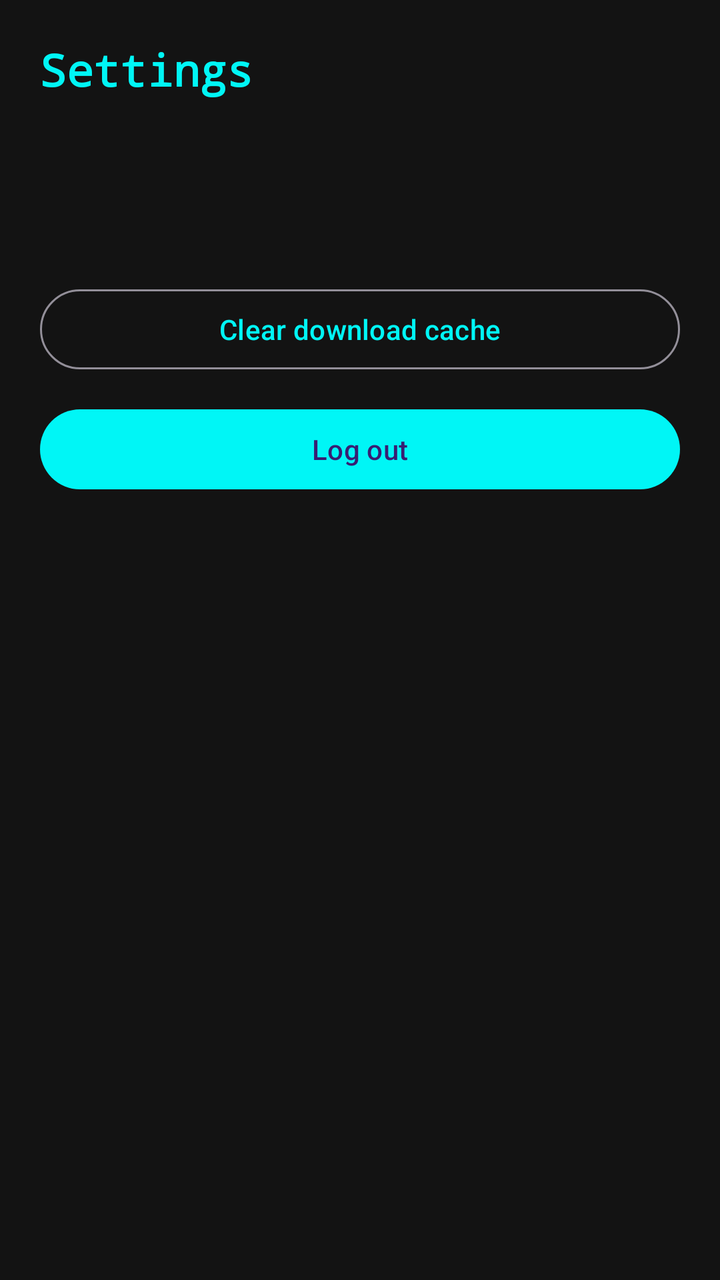
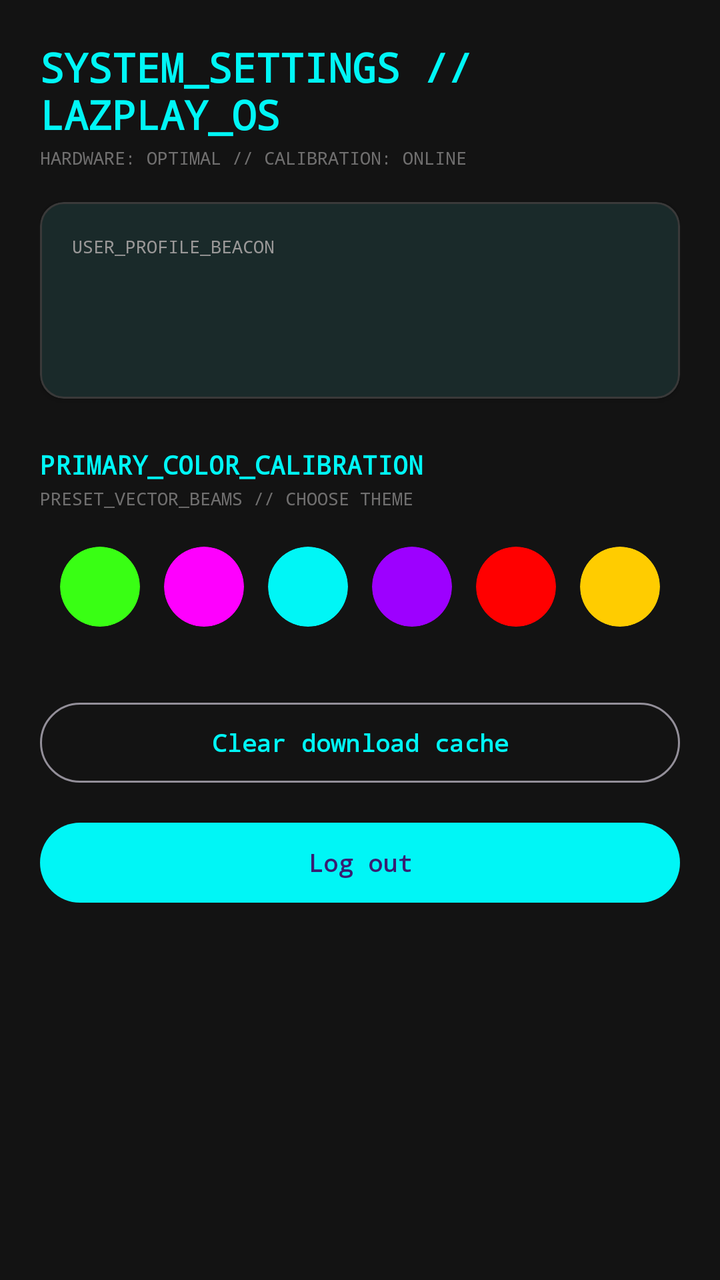

Compare the two renders of this Android layout. The source of the first and the diff that turns it into the second are given below.
<!-- AndroidManifest.xml: application theme Theme.LazPlayLauncher -->
<!-- res/layout/fragment_settings.xml -->
<?xml version="1.0" encoding="utf-8"?>
<ScrollView xmlns:android="http://schemas.android.com/apk/res/android"
    android:layout_width="match_parent"
    android:layout_height="match_parent"
    android:background="@color/background"
    android:padding="20dp">

    <LinearLayout
        android:layout_width="match_parent"
        android:layout_height="wrap_content"
        android:orientation="vertical">

        <TextView
            android:layout_width="wrap_content"
            android:layout_height="wrap_content"
            android:fontFamily="monospace"
            android:text="@string/settings_title"
            android:textColor="@color/primary"
            android:textSize="22sp"
            android:textStyle="bold" />

        <TextView
            android:id="@+id/profileName"
            android:layout_width="match_parent"
            android:layout_height="wrap_content"
            android:layout_marginTop="20dp"
            android:textColor="@color/on_surface"
            android:textSize="18sp" />

        <TextView
            android:id="@+id/profileEmail"
            android:layout_width="match_parent"
            android:layout_height="wrap_content"
            android:layout_marginTop="4dp"
            android:textColor="@color/on_surface_variant" />

        <com.google.android.material.button.MaterialButton
            android:id="@+id/clearCacheButton"
            style="@style/Widget.Material3.Button.OutlinedButton"
            android:layout_width="match_parent"
            android:layout_height="wrap_content"
            android:layout_marginTop="24dp"
            android:text="@string/clear_cache" />

        <com.google.android.material.button.MaterialButton
            android:id="@+id/logoutButton"
            android:layout_width="match_parent"
            android:layout_height="wrap_content"
            android:layout_marginTop="12dp"
            android:text="@string/logout" />
    </LinearLayout>
</ScrollView>
<!-- resources referenced by this layout -->
<resources>
  <color name="background">#131313</color>
  <color name="on_surface">#E5E2E1</color>
  <color name="on_surface_variant">#9A9898</color>
  <color name="primary">#00F6F6</color>
  <string name="clear_cache">Clear download cache</string>
  <string name="logout">Log out</string>
  <string name="settings_title">Settings</string>
  <style name="Theme.LazPlayLauncher" parent="Theme.Material3.Dark.NoActionBar">
          <item name="colorPrimary">@color/primary</item>
          <item name="colorSurface">@color/surface</item>
          <item name="android:colorBackground">@color/background</item>
          <item name="android:statusBarColor">@color/background</item>
          <item name="android:navigationBarColor">@color/surface</item>
      </style>
  <color name="surface">#1C1B1B</color>
</resources>

<!-- the commit's change to res/layout/fragment_settings.xml (unified diff, before → after) -->
@@ -1,5 +1,6 @@
 <?xml version="1.0" encoding="utf-8"?>
 <ScrollView xmlns:android="http://schemas.android.com/apk/res/android"
+    xmlns:app="http://schemas.android.com/apk/res-auto"
     android:layout_width="match_parent"
     android:layout_height="match_parent"
     android:background="@color/background"
@@ -10,36 +11,173 @@
         android:layout_height="wrap_content"
         android:orientation="vertical">
 
+        
+        <TextView
+            android:id="@+id/settingsHeader"
+            android:layout_width="wrap_content"
+            android:layout_height="wrap_content"
+            android:fontFamily="monospace"
+            android:text="SYSTEM_SETTINGS // LAZPLAY_OS"
+            android:textColor="@color/primary"
+            android:textSize="20sp"
+            android:textStyle="bold" />
+
         <TextView
             android:layout_width="wrap_content"
             android:layout_height="wrap_content"
+            android:layout_marginTop="2dp"
             android:fontFamily="monospace"
-            android:text="@string/settings_title"
+            android:text="HARDWARE: OPTIMAL // CALIBRATION: ONLINE"
+            android:textColor="@color/on_surface_variant"
+            android:textSize="9sp"
+            android:alpha="0.7" />
+
+        
+        <com.google.android.material.card.MaterialCardView
+            android:id="@+id/profileCard"
+            android:layout_width="match_parent"
+            android:layout_height="wrap_content"
+            android:layout_marginTop="16dp"
+            app:cardBackgroundColor="@color/surface"
+            app:strokeColor="@color/outline"
+            app:strokeWidth="1dp"
+            app:cardElevation="2dp">
+
+            <LinearLayout
+                android:layout_width="match_parent"
+                android:layout_height="wrap_content"
+                android:orientation="vertical"
+                android:padding="16dp">
+
+                <TextView
+                    android:layout_width="wrap_content"
+                    android:layout_height="wrap_content"
+                    android:fontFamily="monospace"
+                    android:text="USER_PROFILE_BEACON"
+                    android:textColor="@color/on_surface_variant"
+                    android:textSize="9sp" />
+
+                <TextView
+                    android:id="@+id/profileName"
+                    android:layout_width="match_parent"
+                    android:layout_height="wrap_content"
+                    android:layout_marginTop="8dp"
+                    android:textColor="@color/on_surface"
+                    android:textSize="18sp"
+                    android:fontFamily="monospace"
+                    android:textStyle="bold" />
+
+                <TextView
+                    android:id="@+id/profileEmail"
+                    android:layout_width="match_parent"
+                    android:layout_height="wrap_content"
+                    android:layout_marginTop="4dp"
+                    android:textColor="@color/on_surface_variant"
+                    android:fontFamily="monospace"
+                    android:textSize="13sp" />
+            </LinearLayout>
+        </com.google.android.material.card.MaterialCardView>
+
+        
+        <TextView
+            android:id="@+id/colorCalibrationLabel"
+            android:layout_width="wrap_content"
+            android:layout_height="wrap_content"
+            android:layout_marginTop="24dp"
+            android:fontFamily="monospace"
+            android:text="PRIMARY_COLOR_CALIBRATION"
             android:textColor="@color/primary"
-            android:textSize="22sp"
+            android:textSize="13sp"
             android:textStyle="bold" />
 
         <TextView
-            android:id="@+id/profileName"
+            android:layout_width="wrap_content"
+            android:layout_height="wrap_content"
+            android:layout_marginTop="2dp"
+            android:fontFamily="monospace"
+            android:text="PRESET_VECTOR_BEAMS // CHOOSE THEME"
+            android:textColor="@color/on_surface_variant"
+            android:textSize="9sp"
+            android:alpha="0.7" />
+
+        <LinearLayout
             android:layout_width="match_parent"
             android:layout_height="wrap_content"
-            android:layout_marginTop="20dp"
-            android:textColor="@color/on_surface"
-            android:textSize="18sp" />
+            android:orientation="horizontal"
+            android:gravity="center"
+            android:layout_marginTop="12dp">
 
-        <TextView
-            android:id="@+id/profileEmail"
-            android:layout_width="match_parent"
-            android:layout_height="wrap_content"
-            android:layout_marginTop="4dp"
-            android:textColor="@color/on_surface_variant" />
+            <com.google.android.material.card.MaterialCardView
+                android:id="@+id/colorNeonGreen"
+                android:layout_width="40dp"
+                android:layout_height="40dp"
+                android:layout_margin="6dp"
+                app:cardCornerRadius="20dp"
+                app:cardBackgroundColor="#39ff14"
+                app:strokeColor="#FFFFFF"
+                app:strokeWidth="0dp" />
 
+            <com.google.android.material.card.MaterialCardView
+                android:id="@+id/colorCyberPink"
+                android:layout_width="40dp"
+                android:layout_height="40dp"
+                android:layout_margin="6dp"
+                app:cardCornerRadius="20dp"
+                app:cardBackgroundColor="#fe00fe"
+                app:strokeColor="#FFFFFF"
+                app:strokeWidth="0dp" />
+
+            <com.google.android.material.card.MaterialCardView
+                android:id="@+id/colorRetroCyan"
+                android:layout_width="40dp"
+                android:layout_height="40dp"
+                android:layout_margin="6dp"
+                app:cardCornerRadius="20dp"
+                app:cardBackgroundColor="#00f6f6"
+                app:strokeColor="#FFFFFF"
+                app:strokeWidth="0dp" />
+
+            <com.google.android.material.card.MaterialCardView
+                android:id="@+id/colorPlasmaPurple"
+                android:layout_width="40dp"
+                android:layout_height="40dp"
+                android:layout_margin="6dp"
+                app:cardCornerRadius="20dp"
+                app:cardBackgroundColor="#9d00ff"
+                app:strokeColor="#FFFFFF"
+                app:strokeWidth="0dp" />
+
+            <com.google.android.material.card.MaterialCardView
+                android:id="@+id/colorLaserRed"
+                android:layout_width="40dp"
+                android:layout_height="40dp"
+                android:layout_margin="6dp"
+                app:cardCornerRadius="20dp"
+                app:cardBackgroundColor="#ff0000"
+                app:strokeColor="#FFFFFF"
+                app:strokeWidth="0dp" />
+
+            <com.google.android.material.card.MaterialCardView
+                android:id="@+id/colorGoldenEye"
+                android:layout_width="40dp"
+                android:layout_height="40dp"
+                android:layout_margin="6dp"
+                app:cardCornerRadius="20dp"
+                app:cardBackgroundColor="#ffcc00"
+                app:strokeColor="#FFFFFF"
+                app:strokeWidth="0dp" />
+        </LinearLayout>
+
+        
         <com.google.android.material.button.MaterialButton
             android:id="@+id/clearCacheButton"
             style="@style/Widget.Material3.Button.OutlinedButton"
             android:layout_width="match_parent"
             android:layout_height="wrap_content"
-            android:layout_marginTop="24dp"
+            android:layout_marginTop="28dp"
+            android:fontFamily="monospace"
+            android:textSize="12sp"
+            android:textStyle="bold"
             android:text="@string/clear_cache" />
 
         <com.google.android.material.button.MaterialButton
@@ -47,6 +185,9 @@
             android:layout_width="match_parent"
             android:layout_height="wrap_content"
             android:layout_marginTop="12dp"
+            android:fontFamily="monospace"
+            android:textSize="12sp"
+            android:textStyle="bold"
             android:text="@string/logout" />
     </LinearLayout>
 </ScrollView>
<!-- resource entries referenced after the edit -->
@@ -3,10 +3,10 @@
   <color name="background">#131313</color>
   <color name="on_surface">#E5E2E1</color>
   <color name="on_surface_variant">#9A9898</color>
+  <color name="outline">#3A3939</color>
   <color name="primary">#00F6F6</color>
   <string name="clear_cache">Clear download cache</string>
   <string name="logout">Log out</string>
-  <string name="settings_title">Settings</string>
   <style name="Theme.LazPlayLauncher" parent="Theme.Material3.Dark.NoActionBar">
           <item name="colorPrimary">@color/primary</item>
           <item name="colorSurface">@color/surface</item>
